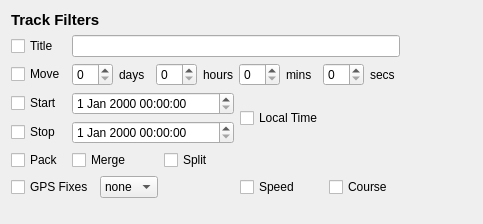
Qt form gui/trackui.ui (alexbirkett/GPSBabel) before a commit.
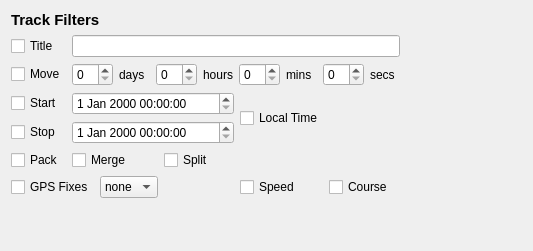
The same form after that commit.

Commit message: Regenerate all teh *.ui's with Qt 4.5 just to eliminate future merge noise.

What changed in the file:
```diff
--- a/gui/trackui.ui
+++ b/gui/trackui.ui
@@ -1,12 +1,12 @@
 <ui version="4.0" >
  <class>TrackWidget</class>
- <widget class="QWidget" name="TrackWidget" >
-  <property name="geometry" >
+ <widget class="QWidget" name="TrackWidget">
+  <property name="geometry">
    <rect>
     <x>0</x>
     <y>0</y>
-    <width>483</width>
-    <height>224</height>
+    <width>533</width>
+    <height>251</height>
    </rect>
   </property>
   <property name="windowTitle" >
```
Left out of the diff: 227 changed lines with no effect on the pictures. The commit also changes 6 other files.
